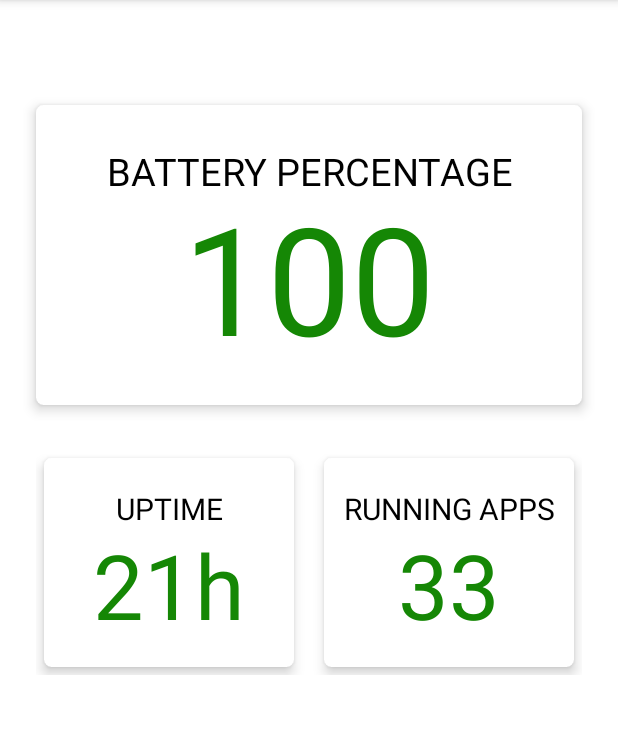
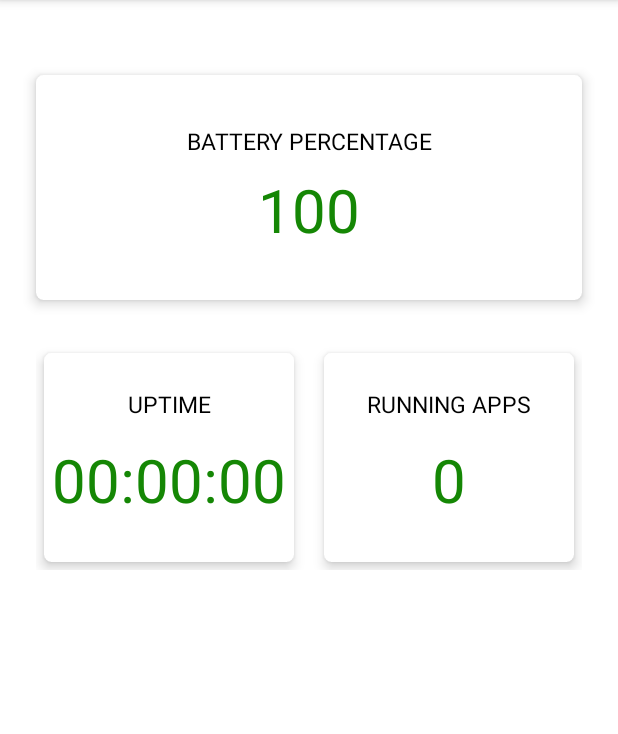
Before and after one commit to codemania-dev/android-battery-saver-app, an Android app: the screen it shows after launch (MainActivity), on a phone screen of 412 x 824 dp, the part 161-895 px from its top. Run offline under Robolectric (Android 15) with nearby library versions, the phone set to English and light mode, and no system bars.

Commit message:
Battery Manager

```diff
--- a/app/src/main/java/com/pyvot360/batterymanager/MainActivity.java
+++ b/app/src/main/java/com/pyvot360/batterymanager/MainActivity.java
@@ -23,6 +23,8 @@ public class MainActivity extends AppCompatActivity {
         super.onCreate(savedInstanceState);
 
         setContentView(R.layout.activity_main);
+
+
         tabLayout = findViewById(R.id.tabs);
         viewPager = findViewById(R.id.view_pager);
 
--- a/app/src/main/java/com/pyvot360/batterymanager/Running.java
+++ b/app/src/main/java/com/pyvot360/batterymanager/Running.java
@@ -1,17 +1,175 @@
 package com.pyvot360.batterymanager;
 
+import static android.content.Context.ACTIVITY_SERVICE;
+import static android.content.Context.USAGE_STATS_SERVICE;
+
+import android.app.ActivityManager;
+import android.app.usage.UsageStats;
+import android.app.usage.UsageStatsManager;
+import android.content.pm.ApplicationInfo;
+import android.content.pm.PackageManager;
+import android.graphics.drawable.Drawable;
+import android.os.Build;
 import android.os.Bundle;
+import android.util.Log;
 import android.view.LayoutInflater;
 import android.view.View;
 import android.view.ViewGroup;
 
+import androidx.annotation.RequiresApi;
 import androidx.fragment.app.Fragment;
+import androidx.recyclerview.widget.LinearLayoutManager;
+import androidx.recyclerview.widget.RecyclerView;
+
+import java.util.ArrayList;
+import java.util.List;
+import java.util.SortedMap;
+import java.util.TreeMap;
+
+// How far Jerry? Make sure you make this app have usage access your phone settings.
 
 public class Running extends Fragment {
     public Running() {}
 
+    RecyclerView recyclerView;
+    ArrayList<String> appNames = new ArrayList<>();
+    ArrayList<Drawable> appIcons = new ArrayList<Drawable>();
+    ArrayList<Long> appTimeStamps = new ArrayList<>();
+
+    PackageManager pm;
+
+    RunningAppRecyclerAdapter runningAppRecyclerAdapter;
+    @RequiresApi(api = Build.VERSION_CODES.O)
     @Override
     public View onCreateView(LayoutInflater inflater, ViewGroup container, Bundle savedInstanceState) {
-        return inflater.inflate(R.layout.fragment_running, container, false);
+        View view = inflater.inflate(R.layout.fragment_running, container, false);
+        Log.i("Running", "In onCreateView() method");
+
+        pm = getContext().getPackageManager();
+
+        recyclerView = view.findViewById(R.id.runningAppRecyclerView);
+
+
+        getAllRunningApps(getAllApps());
+
+        runningAppRecyclerAdapter = new RunningAppRecyclerAdapter(appNames, appIcons, appTimeStamps);
+
+        recyclerView.setAdapter(runningAppRecyclerAdapter);
+        recyclerView.setLayoutManager(new LinearLayoutManager(getContext()));
+
+        return view;
     }
+
+    private ArrayList<ApplicationInfo> getInstalledApps(){
+        ArrayList<ApplicationInfo> listOfInstalledApps = new ArrayList<>();
+
+        int flags = PackageManager.GET_META_DATA |
+                PackageManager.GET_SHARED_LIBRARY_FILES |
+                PackageManager.GET_UNINSTALLED_PACKAGES;
+
+        List<ApplicationInfo> applications = pm.getInstalledApplications(flags);
+
+        for (ApplicationInfo appInfo : applications) {
+            if ((appInfo.flags & ApplicationInfo.FLAG_SYSTEM) == 1) {
+                // System application
+            } else {
+                listOfInstalledApps.add(appInfo);
+            }
+        }
+
+        return listOfInstalledApps;
+
+    }
+
+    private ArrayList<ApplicationInfo> getSystemApps(){
+        ArrayList<ApplicationInfo> listOfSystemApps = new ArrayList<>();
+
+        int flags = PackageManager.GET_META_DATA |
+                PackageManager.GET_SHARED_LIBRARY_FILES |
+                PackageManager.GET_UNINSTALLED_PACKAGES;
+
+        List<ApplicationInfo> applications = pm.getInstalledApplications(flags);
+
+        for (ApplicationInfo appInfo : applications) {
+            if ((appInfo.flags & ApplicationInfo.FLAG_SYSTEM) == 1) {
+                // System application
+                listOfSystemApps.add(appInfo);
+            } else {
+
+            }
+        }
+
+        return listOfSystemApps;
+    }
+
+    @RequiresApi(api = Build.VERSION_CODES.O)
+    private ArrayList<ApplicationInfo> getAllApps(){
+
+        int flags = PackageManager.GET_META_DATA |
+                PackageManager.GET_SHARED_LIBRARY_FILES |
+                PackageManager.GET_UNINSTALLED_PACKAGES;
+
+        pm = getContext().getPackageManager();
+        ArrayList<ApplicationInfo> applications = (ArrayList<ApplicationInfo>) pm.getInstalledApplications(flags);
+
+
+        return applications;
+    }
+
+    private void getAllRunningApps(ArrayList<ApplicationInfo> apps) {
+        // Process running
+        if (Build.VERSION.SDK_INT >= Build.VERSION_CODES.LOLLIPOP) {
+            UsageStatsManager mUsageStatsManager = (UsageStatsManager)getContext().getSystemService(USAGE_STATS_SERVICE);
+            long time = System.currentTimeMillis();
+            // We get usage stats for the last 10 seconds
+            List<UsageStats> stats = mUsageStatsManager.queryUsageStats(UsageStatsManager.INTERVAL_DAILY, time - 1000 * 10, time);
+
+            // Sort the stats by the last time used
+            if(stats != null) {
+                SortedMap<Long,UsageStats> mySortedMap = new TreeMap<>();
+                for (UsageStats usageStats : stats) {
+                    mySortedMap.put(usageStats.getLastTimeUsed(),usageStats);
+
+                    String backgroundAppPackageName = usageStats.getPackageName();
+                        String backgroundAppName = getAppName(backgroundAppPackageName, apps);
+                        Drawable backgroundAppIcon = getAppIcon(backgroundAppPackageName, apps);
+                        long appTimeUsed = usageStats.getLastTimeUsed();
+
+
+                        appNames.add(backgroundAppName);
+                        appIcons.add(backgroundAppIcon);
+                        appTimeStamps.add(appTimeUsed);
+
+                }
+
+
+            }
+        }
+    }
+
+    private Drawable getAppIcon(String backgroundAppPackageName, ArrayList<ApplicationInfo> apps) {
+        Drawable backgroundAppIcon = null;
+        for (ApplicationInfo eachApp: apps){
+            String eachInstalledAppPackageName = eachApp.packageName;
+            if (eachInstalledAppPackageName.equals(backgroundAppPackageName)){
+                backgroundAppIcon = pm.getApplicationIcon(eachApp); //Icon //Package label(app name)
+                break;
+            }
+        }
+        return backgroundAppIcon;
+    }
+
+    private String getAppName(String backgroundAppPackageName, ArrayList<ApplicationInfo> listOfInstalledApps) {
+        String backgroundAppName = "";
+        for (ApplicationInfo eachApp: listOfInstalledApps){
+            String eachInstalledAppPackageName = eachApp.packageName;
+            if (eachInstalledAppPackageName.equals(backgroundAppPackageName)){
+                backgroundAppName = String.valueOf(pm.getApplicationLabel(eachApp)); //Package label(app name)
+                break;
+            }
+        }
+        return backgroundAppName;
+    }
+
+
 }
--- /dev/null
+++ b/app/src/main/java/com/pyvot360/batterymanager/RunningAppRecyclerAdapter.java
@@ -0,0 +1,80 @@
+package com.pyvot360.batterymanager;
+
+import android.annotation.SuppressLint;
+import android.graphics.drawable.Drawable;
+import android.util.Log;
+import android.view.LayoutInflater;
+import android.view.View;
+import android.view.ViewGroup;
+import android.widget.ImageView;
+import android.widget.TextView;
+
+import androidx.annotation.NonNull;
+import androidx.recyclerview.widget.RecyclerView;
+
+import java.util.ArrayList;
+import java.util.concurrent.TimeUnit;
+
+public class RunningAppRecyclerAdapter extends RecyclerView.Adapter<RunningAppRecyclerAdapter.ViewHolder>{
+    ArrayList<String> appNames;
+    ArrayList<Drawable> appIcons;
+    ArrayList<Long> appTimeStamps;
+
+    public RunningAppRecyclerAdapter(ArrayList<String> appNames, ArrayList<Drawable> appIcons, ArrayList<Long> appTimeStamps) {
+        this.appNames = appNames;
+        this.appIcons = appIcons;
+        this.appTimeStamps = appTimeStamps;
+    }
+
+    @NonNull
+    @Override
+    public ViewHolder onCreateViewHolder(@NonNull ViewGroup parent, int viewType) {
+        View view = LayoutInflater.from(parent.getContext())
+                .inflate(R.layout.each_running_app_layout, parent, false);
+        ViewHolder viewHolder = new ViewHolder(view);
+
+        return viewHolder;
+    }
+
+    @Override
+    public void onBindViewHolder(@NonNull ViewHolder holder, int position) {
+        Log.i("RunningRecyclerAdapter", "***************************************************************************");
+        Log.i("RunningRecyclerAdapter", "onBindViewHolder() method");
+        Log.i("RunningRecyclerAdapter", "***************************************************************************");
+        holder.appIcon.setImageDrawable(appIcons.get(position));
+        holder.appName.setText(appNames.get(position));
+        holder.appTimeUsed.setText(getFormattedVersion(appTimeStamps.get(position)));
+
+
+    }
+
+    private String getFormattedVersion(Long lastTimeUsed) {
+        @SuppressLint("DefaultLocale") String formattedTime = String.format("%02d:%02d:%02d",
+                TimeUnit.MILLISECONDS.toHours(lastTimeUsed),
+                TimeUnit.MILLISECONDS.toMinutes(lastTimeUsed) % TimeUnit.HOURS.toMinutes(1),
+                TimeUnit.MILLISECONDS.toSeconds(lastTimeUsed) % TimeUnit.MINUTES.toSeconds(1));
+        return formattedTime;
+    }
+
+    @Override
+    public int getItemCount() {
+        return appNames.size();
+    }
+
+    public class ViewHolder extends RecyclerView.ViewHolder{
+
+        ImageView appIcon;
+        TextView appName;
+        TextView appTimeUsed;
+
+        public ViewHolder(@NonNull View itemView) {
+            super(itemView);
+
+            appIcon = itemView.findViewById(R.id.appIcon);
+            appName = itemView.findViewById(R.id.appName);
+            appTimeUsed = itemView.findViewById(R.id.appTimeUsed);
+        }
+    }
+
+
+}
--- a/app/src/main/java/com/pyvot360/batterymanager/Stats.java
+++ b/app/src/main/java/com/pyvot360/batterymanager/Stats.java
@@ -1,17 +1,120 @@
 package com.pyvot360.batterymanager;
 
+import static android.content.Context.USAGE_STATS_SERVICE;
+
+import android.annotation.SuppressLint;
+import android.app.usage.UsageStats;
+import android.app.usage.UsageStatsManager;
+import android.content.BroadcastReceiver;
+import android.content.Context;
+import android.content.Intent;
+import android.content.IntentFilter;
+import android.content.pm.ApplicationInfo;
+import android.graphics.drawable.Drawable;
+import android.os.BatteryManager;
+import android.os.Build;
 import android.os.Bundle;
+import android.os.SystemClock;
 import android.view.LayoutInflater;
 import android.view.View;
 import android.view.ViewGroup;
+import android.widget.TextView;
 
 import androidx.fragment.app.Fragment;
+
+import java.util.ArrayList;
+import java.util.List;
+import java.util.SortedMap;
+import java.util.TreeMap;
+import java.util.concurrent.TimeUnit;
 
 public class Stats extends Fragment {
     public Stats() {}
 
+    String batteryPercentage;
+    TextView batteryPercentageTextView, runningValueTextView, uptimeValueTextView;
+
+    private BroadcastReceiver mBatInfoReceiver = new BroadcastReceiver(){
+        @Override
+        public void onReceive(Context ctxt, Intent intent) {
+            int level = intent.getIntExtra(BatteryManager.EXTRA_LEVEL, -1);
+            int scale = intent.getIntExtra(BatteryManager.EXTRA_SCALE, -1);
+            float batteryPct = level * 100 / (float)scale;
+
+            batteryPercentage = (int)batteryPct + "%";
+
+            batteryPercentageTextView.setText(batteryPercentage);
+
+        }
+    };
+
     @Override
     public View onCreateView(LayoutInflater inflater, ViewGroup container, Bundle savedInstanceState) {
-        return inflater.inflate(R.layout.fragment_stats, container, false);
+        View view = inflater.inflate(R.layout.fragment_stats, container, false);
+
+        batteryPercentageTextView = view.findViewById(R.id.battery_percentage_value_text_view);
+        runningValueTextView = view.findViewById(R.id.running_value_text_view);
+        uptimeValueTextView = view.findViewById(R.id.uptime_value_text_view);
+
+        runningValueTextView.setText(String.valueOf(noRunningApps()));
+
+        update(uptimeValueTextView,SystemClock.uptimeMillis());
+
+        registerReceiver();
+
+        return view;
     }
+
+    private void registerReceiver() {
+        getContext().registerReceiver(this.mBatInfoReceiver, new IntentFilter(Intent.ACTION_BATTERY_CHANGED));
+
+    }
+
+    private int noRunningApps() {
+        List<UsageStats> stats = null;
+        // Process running
+        if (Build.VERSION.SDK_INT >= Build.VERSION_CODES.LOLLIPOP) {
+            UsageStatsManager mUsageStatsManager = (UsageStatsManager)getContext().getSystemService(USAGE_STATS_SERVICE);
+            long time = System.currentTimeMillis();
+            // We get usage stats for the last 10 seconds
+            stats = mUsageStatsManager.queryUsageStats(UsageStatsManager.INTERVAL_DAILY, time - 1000 * 10, time);
+        }
+        return stats.size();
+    }
+
+    private String getFormattedVersion(Long lastTimeUsed) {
+        @SuppressLint("DefaultLocale") String formattedTime = String.format("%02d:%02d:%02d",
+                TimeUnit.MILLISECONDS.toHours(lastTimeUsed),
+                TimeUnit.MILLISECONDS.toMinutes(lastTimeUsed) % TimeUnit.HOURS.toMinutes(1),
+                TimeUnit.MILLISECONDS.toSeconds(lastTimeUsed) % TimeUnit.MINUTES.toSeconds(1));
+        return formattedTime;
+    }
+
+
+    // Trying to update the uptime every seconds. It hasn't been resolved.
+    private void update(TextView view, long milliseconds){
+        Thread thread = new Thread() {
+
+            @Override
+            public void run() {
+                try {
+                    while (!isInterrupted()) {
+                        Thread.sleep(1000);
+                        getActivity().runOnUiThread(new Runnable() {
+                            @Override
+                            public void run() {
+
+                                view.setText(getFormattedVersion(milliseconds));
+                            }
+                        });
+                    }
+                } catch (InterruptedException e) {
+                }
+            }
+        };
+
+        thread.start();
+    }
+
+
 }
--- a/app/src/main/java/com/pyvot360/batterymanager/ui/main/PlaceholderFragment.java
+++ b/app/src/main/java/com/pyvot360/batterymanager/ui/main/PlaceholderFragment.java
@@ -36,7 +36,7 @@ public class PlaceholderFragment extends Fragment {
     @Override
     public void onCreate(Bundle savedInstanceState) {
         super.onCreate(savedInstanceState);
-        pageViewModel = new ViewModelProvider(this).get(PageViewModel.class);
+//        pageViewModel = new ViewModelProvider(this).get(PageViewModel.class);
         int index = 1;
         if (getArguments() != null) {
             index = getArguments().getInt(ARG_SECTION_NUMBER);
--- a/app/src/main/res/layout/fragment_stats.xml
+++ b/app/src/main/res/layout/fragment_stats.xml
@@ -1,19 +1,25 @@
 <?xml version="1.0" encoding="utf-8"?>
-<androidx.constraintlayout.widget.ConstraintLayout xmlns:android="http://schemas.android.com/apk/res/android"
+<ScrollView xmlns:android="http://schemas.android.com/apk/res/android"
     xmlns:app="http://schemas.android.com/apk/res-auto"
     xmlns:tools="http://schemas.android.com/tools"
     android:layout_width="match_parent"
     android:layout_height="match_parent"
     android:background="@color/white"
     android:clipToPadding="false"
+    android:fillViewport="true"
+    android:paddingBottom="30dp"
     >
+
+    <androidx.constraintlayout.widget.ConstraintLayout
+        android:layout_width="match_parent"
+        android:layout_height="match_parent">
 
     <RelativeLayout
         android:id="@+id/stats_relative_layout"
         android:layout_width="match_parent"
         android:layout_height="match_parent"
         android:layout_marginStart="0dp"
-        android:layout_marginTop="50dp"
+        android:layout_marginTop="30dp"
         android:layout_marginEnd="0dp"
         app:layout_constraintEnd_toEndOf="parent"
         app:layout_constraintStart_toStartOf="parent"
@@ -27,9 +33,9 @@
         <androidx.cardview.widget.CardView
             android:id="@+id/card_view_1"
             android:layout_width="match_parent"
-            android:layout_height="200dp"
+            android:layout_height="150dp"
+            android:layout_marginTop="20dp"
             app:cardBackgroundColor="@color/white"
-            android:layout_marginTop="20dp"
             app:cardCornerRadius="5dp"
             app:cardElevation="5dp"
 
@@ -39,15 +45,14 @@
                 android:id="@+id/battery_percentage_text_view"
                 android:layout_width="match_parent"
                 android:layout_height="wrap_content"
+                android:layout_marginTop="20dp"
+                android:gravity="center"
                 android:minHeight="48dp"
-                android:textAppearance="@style/TextAppearance.AppCompat.Medium"
-                android:textColor="@color/black"
                 android:text="Battery Percentage"
                 android:textAlignment="center"
                 android:textAllCaps="true"
-                android:layout_marginTop="20dp"
-                android:textSize="25sp"
-                android:gravity="center"
+                android:textColor="@color/black"
+                android:textSize="15sp"
 
                 />
 
@@ -55,15 +60,15 @@
                 android:id="@+id/battery_percentage_value_text_view"
                 android:layout_width="match_parent"
                 android:layout_height="match_parent"
+                android:layout_marginTop="30dp"
+                android:gravity="center"
                 android:minHeight="48dp"
-                android:textAppearance="@style/TextAppearance.AppCompat.Large"
-                android:textColor="@color/green_deep"
                 android:text="100"
                 android:textAlignment="center"
                 android:textAllCaps="true"
-                android:layout_marginTop="30dp"
-                android:textSize="100sp"
-                android:gravity="center"
+                android:textAppearance="@style/TextAppearance.AppCompat.Large"
+                android:textColor="@color/green_deep"
+                android:textSize="40sp"
 
                 />
 
@@ -108,7 +113,7 @@
                     android:textAlignment="center"
                     android:textAllCaps="true"
                     android:layout_marginTop="10dp"
-                    android:textSize="20sp"
+                    android:textSize="15sp"
                     android:gravity="center"
 
                     />
@@ -124,7 +129,7 @@
                     android:textAlignment="center"
                     android:textAllCaps="false"
                     android:layout_marginTop="30dp"
-                    android:textSize="60sp"
+                    android:textSize="40sp"
                     android:gravity="center"
 
                     />
@@ -152,7 +157,7 @@
                     android:textAlignment="center"
                     android:textAllCaps="true"
                     android:layout_marginTop="10dp"
-                    android:textSize="20sp"
+                    android:textSize="15sp"
                     android:gravity="center"
 
                     />
@@ -168,7 +173,7 @@
                     android:textAlignment="center"
                     android:textAllCaps="false"
                     android:layout_marginTop="30dp"
-                    android:textSize="60sp"
+                    android:textSize="40sp"
                     android:gravity="center"
 
                     />
@@ -178,4 +183,6 @@
         </LinearLayout>
 
     </RelativeLayout>
-</androidx.constraintlayout.widget.ConstraintLayout>
+
+    </androidx.constraintlayout.widget.ConstraintLayout>
+</ScrollView>
```
Also changed, not shown: app/build.gradle (+6 -2 lines), app/src/main/AndroidManifest.xml (+10 -0 lines), app/src/main/res/layout/each_running_app_layout.xml (added, +66 -0 lines), app/src/main/res/layout/fragment_running.xml (+10 -0 lines).
